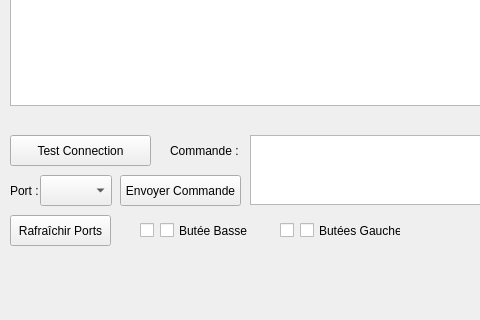
This is MobyCreaApp/mainwindow.ui in kayakdemer63/Projet_MobyCrea as Qt 5 draws it before an edit; both pictures show x 0 to 480 and y 155 to 475 of the 683 by 475 pixel window. The edited form follows.
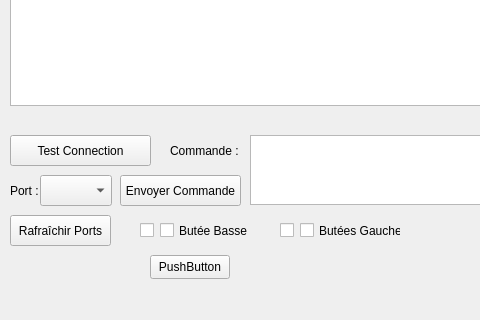
This is the edited form.

```diff
--- a/MobyCreaApp/mainwindow.ui
+++ b/MobyCreaApp/mainwindow.ui
@@ -248,6 +248,19 @@
      <string>Effacer les réponses</string>
     </property>
    </widget>
+   <widget class="QPushButton" name="pushButton_2">
+    <property name="geometry">
+     <rect>
+      <x>150</x>
+      <y>410</y>
+      <width>80</width>
+      <height>24</height>
+     </rect>
+    </property>
+    <property name="text">
+     <string>PushButton</string>
+    </property>
+   </widget>
   </widget>
   <widget class="QMenuBar" name="menubar">
    <property name="geometry">
```
Left out of the diff: 16 changed lines with no effect on the pictures.
